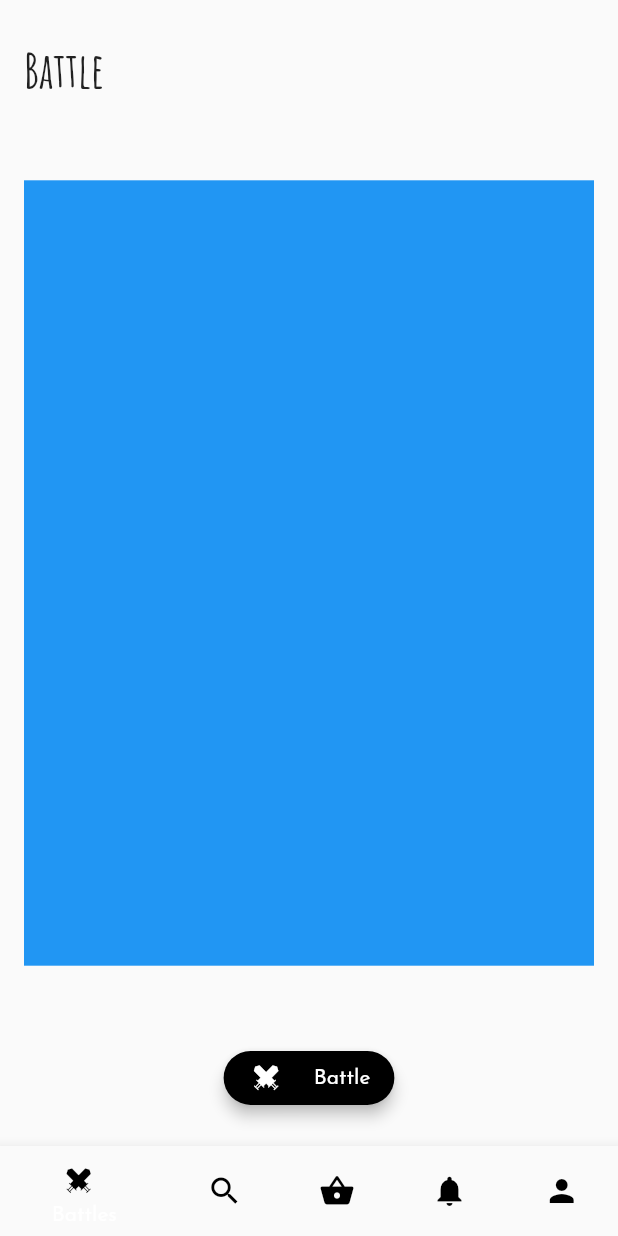
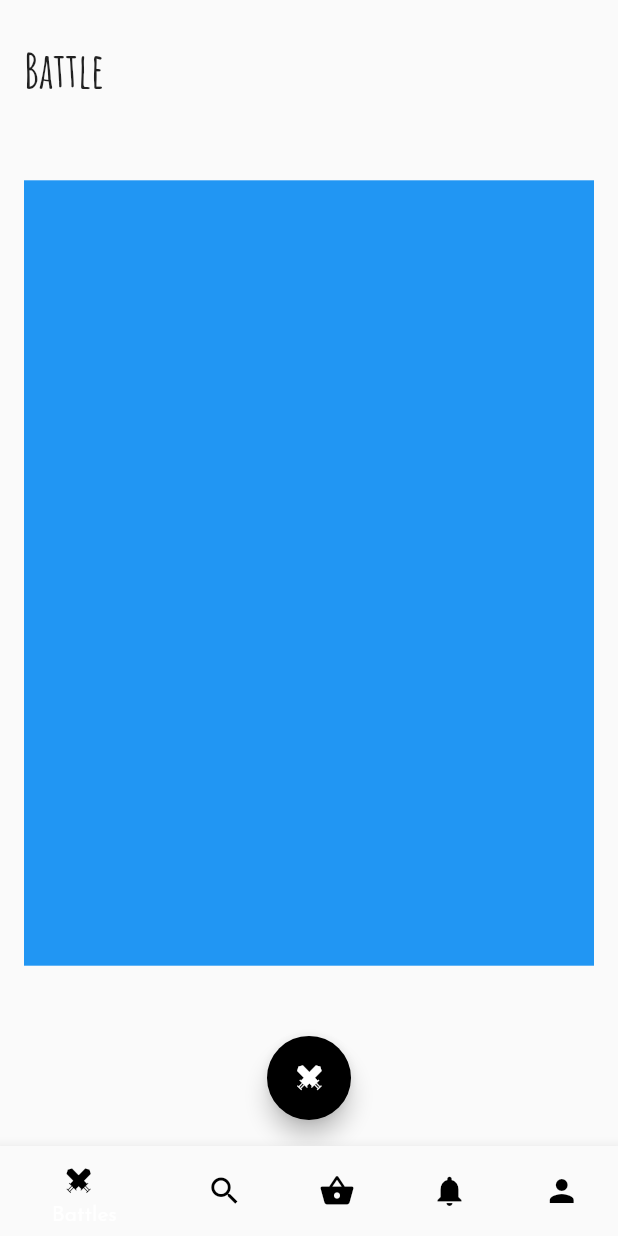
Before and after one commit to partnercloudsupport/outfit-battle-flutter, a Flutter app: the screen it shows after launch, on a phone screen of 412 x 824 dp. Run offline on Flutter 3.47's test engine with Material 2 defaults, Android fonts, the phone set to English and light mode, and no system bars; our stand-ins replace rxdart.

Commit message:
change button to floating action button

```diff
--- a/lib/src/ui/tabs/battles_tab.dart
+++ b/lib/src/ui/tabs/battles_tab.dart
@@ -22,22 +22,34 @@ class BattlesTab extends StatelessWidget {
   Expanded buildBattleButton() {
     return Expanded(
       flex: 2,
-      child: Center(
-        child:
-             RaisedButton.icon(
-              onPressed: () {},
-              color: Colors.black,
-              elevation: 4.0,
-              shape: new RoundedRectangleBorder(
-                  borderRadius: new BorderRadius.circular(30.0)),
-              label: Text("Battle", style: TextStyle(color: Colors.white),),
-              icon: Padding(
-                padding: const EdgeInsets.fromLTRB(8.0, 8.0, 8.0, 0.0),
+      // child: Center(
+      //   child:
+      //        RaisedButton.icon(
+      //         onPressed: () {},
+      //         color: Colors.black,
+      //         elevation: 4.0,
+      //         shape: new RoundedRectangleBorder(
+      //             borderRadius: new BorderRadius.circular(30.0)),
+      //         label: Text("Battle", style: TextStyle(color: Colors.white),),
+      //         icon: Padding(
+      //           padding: const EdgeInsets.fromLTRB(8.0, 8.0, 8.0, 0.0),
+      //           child: Icon(CustomIcons.swords_crossed,
+      //           color: Colors.white,),
+      //         ),
+      //          ),
+      // ),
+        child : FloatingActionButton(
+          foregroundColor: Colors.white,
+          backgroundColor: Colors.black,
+          child: Padding(
+                padding: const EdgeInsets.fromLTRB(8.0, 8.0, 0.0, 0.0),
                 child: Icon(CustomIcons.swords_crossed,
                 color: Colors.white,),
               ),
-               ),
-      ),
+          onPressed: (){},
+        )
+      // ...FloatingActionButton properties...
+    // ),
     );
   }
 
```
